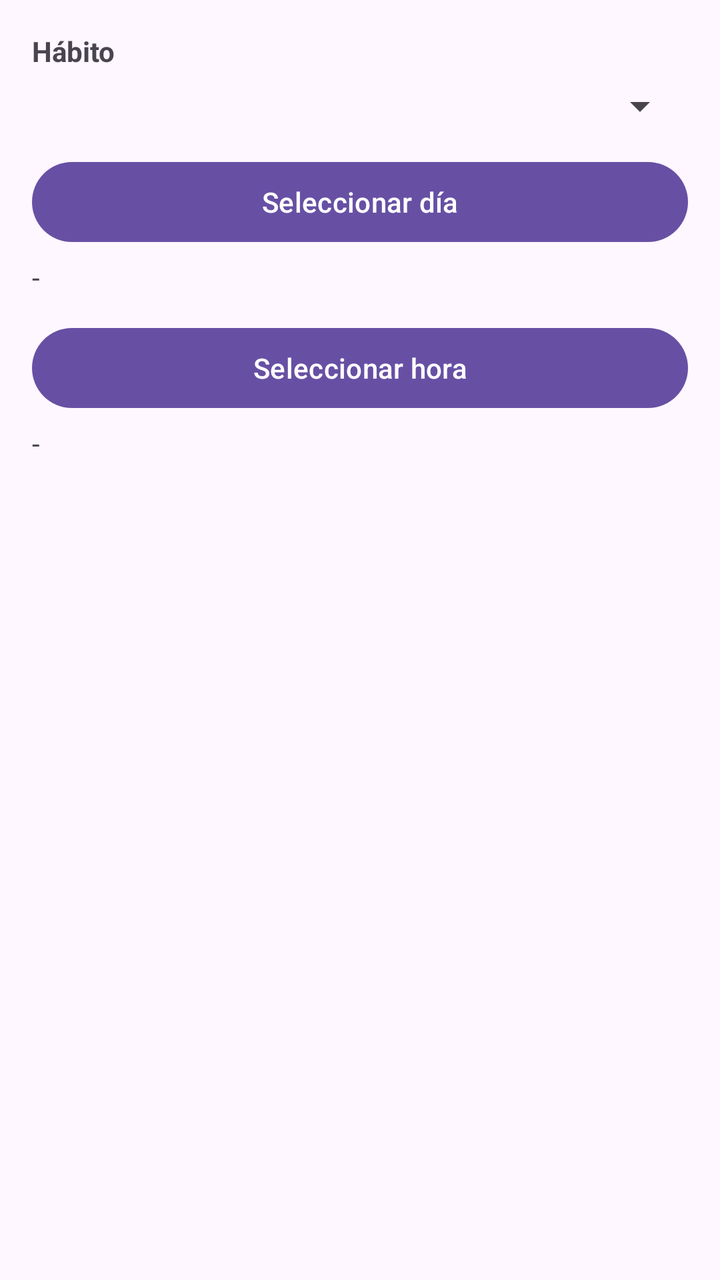
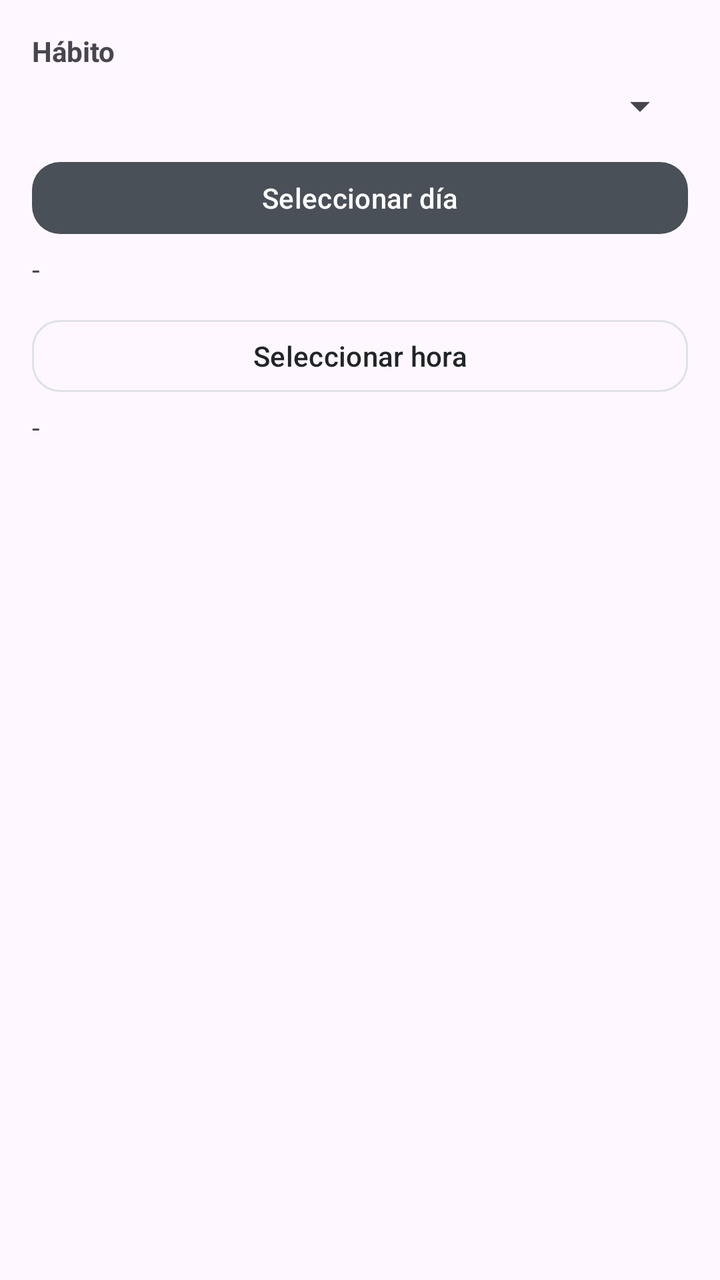

Screens rendered from an Android XML layout before and after an edit, with the pre-edit source and the edit as a unified diff.
<!-- AndroidManifest.xml: application theme Theme.Pace -->
<!-- res/layout/dialog_create_event.xml -->
<?xml version="1.0" encoding="utf-8"?>
<LinearLayout
    xmlns:android="http://schemas.android.com/apk/res/android"
    android:layout_width="match_parent"
    android:layout_height="wrap_content"
    android:orientation="vertical"
    android:padding="16dp">

    <TextView
        android:layout_width="match_parent"
        android:layout_height="wrap_content"
        android:text="Hábito"
        android:textStyle="bold"
        android:layout_marginBottom="6dp" />

    <Spinner
        android:id="@+id/spinner_habits"
        android:layout_width="match_parent"
        android:layout_height="wrap_content"
        android:layout_marginBottom="12dp" />

    <com.google.android.material.button.MaterialButton
        android:id="@+id/btn_pick_date"
        android:layout_width="match_parent"
        android:layout_height="wrap_content"
        android:text="Seleccionar día" />

    <TextView
        android:id="@+id/tv_selected_date"
        android:layout_width="match_parent"
        android:layout_height="wrap_content"
        android:text="-"
        android:layout_marginTop="4dp"
        android:layout_marginBottom="12dp" />

    <com.google.android.material.button.MaterialButton
        android:id="@+id/btn_pick_time"
        android:layout_width="match_parent"
        android:layout_height="wrap_content"
        android:text="Seleccionar hora" />

    <TextView
        android:id="@+id/tv_selected_time"
        android:layout_width="match_parent"
        android:layout_height="wrap_content"
        android:text="-"
        android:layout_marginTop="4dp" />

</LinearLayout>
<!-- resources referenced by this layout -->
<resources>
  <style name="Theme.Pace" parent="Base.Theme.Pace" />
  <style name="Base.Theme.Pace" parent="Theme.Material3.DayNight.NoActionBar">
          
          <item name="android:statusBarColor">@color/background_primary</item>
          <item name="android:windowOptOutEdgeToEdgeEnforcement" tools:targetApi="35">true</item>
      </style>
  <color name="background_primary">#F8F9FA</color>
</resources>

<!-- the commit's change to res/layout/dialog_create_event.xml (unified diff, before → after) -->
@@ -21,6 +21,7 @@
 
     <com.google.android.material.button.MaterialButton
         android:id="@+id/btn_pick_date"
+        style="@style/PaceChatPrimaryButton"
         android:layout_width="match_parent"
         android:layout_height="wrap_content"
         android:text="Seleccionar día" />
@@ -37,6 +38,7 @@
         android:id="@+id/btn_pick_time"
         android:layout_width="match_parent"
         android:layout_height="wrap_content"
+        style="@style/PaceChatSecondaryButton"
         android:text="Seleccionar hora" />
 
     <TextView
<!-- resource entries referenced after the edit -->
@@ -1,6 +1,25 @@
 <!-- resources referenced by this layout -->
 <resources>
+  <style name="PaceChatPrimaryButton" parent="Widget.Material3.Button">
+          <item name="backgroundTint">@color/accent_primary</item>
+          <item name="android:textColor">@color/white</item>
+          <item name="cornerRadius">14dp</item>
+          <item name="android:minHeight">44dp</item>
+          <item name="android:textAllCaps">false</item>
+      </style>
+  <style name="PaceChatSecondaryButton" parent="Widget.Material3.Button.OutlinedButton">
+          <item name="strokeColor">@color/border_color</item>
+          <item name="strokeWidth">1dp</item>
+          <item name="android:textColor">@color/text_primary</item>
+          <item name="cornerRadius">14dp</item>
+          <item name="android:minHeight">44dp</item>
+          <item name="android:textAllCaps">false</item>
+      </style>
   <style name="Theme.Pace" parent="Base.Theme.Pace" />
+  <color name="accent_primary">#495057</color>
+  <color name="white">#FFFFFFFF</color>
+  <color name="border_color">#DEE2E6</color>
+  <color name="text_primary">#212529</color>
   <style name="Base.Theme.Pace" parent="Theme.Material3.DayNight.NoActionBar">
           
           <item name="android:statusBarColor">@color/background_primary</item>
